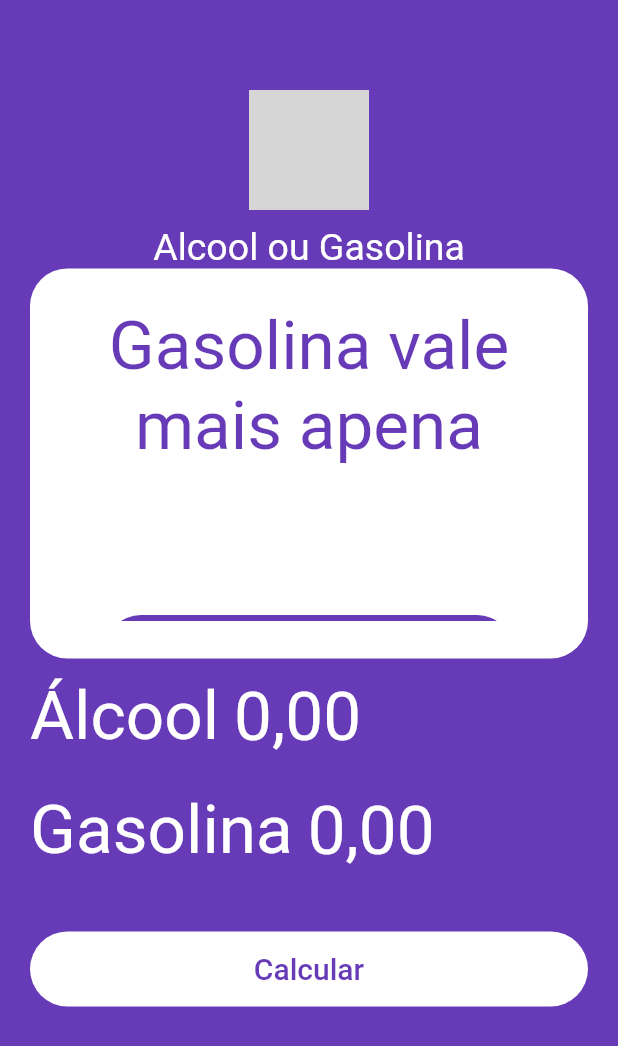
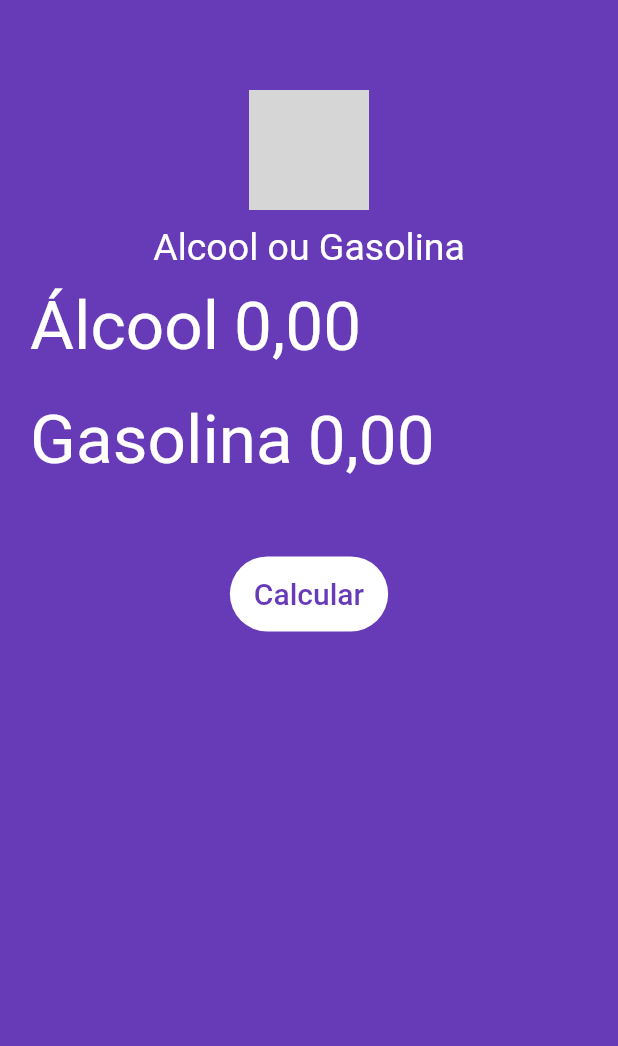
Before and after one commit to AndersonCrook/AOG, a Flutter app: the screen it shows after launch, on a phone screen of 412 x 824 dp. Shown: the top 1046 px of the screen. Run offline on Flutter 3.47's test engine with Material 2 defaults, Android fonts, the phone set to English and light mode, and no system bars; our stand-ins replace flutter_masked_text; Roboto replaces fonts that are missing (Big Shoulders Display); grey boxes are pictures that could not be loaded.

```diff
--- /dev/null
+++ b/lib/Pages/HomePage.dart
@@ -0,0 +1,91 @@
+import 'package:AOG/Widgets/LogoWidget.dart';
+import 'package:AOG/Widgets/PopUpWidget.dart';
+import 'package:AOG/Widgets/SubmiteFormWidget.dart';
+import 'package:flutter/material.dart';
+import 'package:flutter_masked_text/flutter_masked_text.dart';
+
+class HomePage extends StatefulWidget {
+  @override
+  _HomePageState createState() => _HomePageState();
+}
+
+class _HomePageState extends State<HomePage> {
+  Color _color = Colors.deepPurple;
+
+  var _busy = false;
+
+  var _completed = false;
+
+  var _resultText = "Compensa utilizar álcool";
+
+  var _gasCtrl = new MoneyMaskedTextController();
+
+  var _alcCtrl = new MoneyMaskedTextController();
+
+  @override
+  Widget build(BuildContext context) {
+     return Scaffold(
+      backgroundColor: Theme.of(context).primaryColor,
+      body: AnimatedContainer(
+        duration: Duration(
+          milliseconds: 1200,
+        ),
+        color: _color,
+        child: ListView(
+          children: <Widget>[
+            Logo(),
+            _completed
+            ? PopUp(
+                result: _resultText,
+                reset: reset,
+              )
+            : SubmitForm(
+                alcCtrl: _alcCtrl,
+                gasCtrl: _gasCtrl,
+                busy: _busy,
+                submitFunc: calculate,
+              ),
+          ],
+        ),
+      ),
+    );
+  }
+
+  Future calculate() {
+    double alc =
+        double.parse(_alcCtrl.text.replaceAll(new RegExp(r'[,.]'), '')) / 100;
+    double gas =
+        double.parse(_gasCtrl.text.replaceAll(new RegExp(r'[,.]'), '')) / 100;
+    double res = alc / gas;
+
+    setState(() {
+      _color = Colors.deepPurpleAccent;
+      _completed = false;
+      _busy = true;
+    });
+
+    return new Future.delayed(
+      const Duration(seconds: 1),() => {
+        setState(() {
+          if (res >= 0.7) {
+            _resultText = "Compensa Gasolina!";
+          } else {
+            _resultText = "Compensa Álcool!";
+          }
+          _busy = false;
+          _completed = true;
+        })
+      }
+    );
+  }
+
+  reset() {
+    setState(() {
+      _color = Colors.deepPurple;
+      _alcCtrl = new MoneyMaskedTextController();
+      _gasCtrl = new MoneyMaskedTextController();
+      _completed = false;
+      _busy = false;
+    });
+  }
+}
--- /dev/null
+++ b/lib/Widgets/ButtonWidget.dart
@@ -0,0 +1,51 @@
+import 'package:flutter/Material.dart';
+
+class ButtonWidget extends StatelessWidget {
+
+  var busy = false;
+  var invert = false;
+  Function func;
+  var text = "";
+
+  ButtonWidget({
+    @required this.busy,
+    @required this.invert,
+    @required this.func,
+    @required this.text,
+  });
+
+  @override
+  Widget build(BuildContext context) {
+    return busy
+    ? Container(
+        alignment: Alignment.center,
+        height: 50,
+        child: CircularProgressIndicator(
+          backgroundColor: Colors.white
+        ),
+      )
+    :
+    Container(
+      height: 50,
+      margin: new EdgeInsets.symmetric(
+        horizontal: 30.0,
+        vertical: 40.0
+      ),
+      decoration: BoxDecoration(
+        color:invert ? Theme.of(context).primaryColor : Colors.white,
+        borderRadius: BorderRadius.circular(25)
+      ),
+      child: FlatButton(
+        onPressed: func,
+        child: Text(
+          text,
+          style: TextStyle(
+            color:invert ? Colors.white : Theme.of(context).primaryColor,
+            fontSize: 20
+          ),
+        )
+        //onPressed: func,
+      ),
+    );
+  }
+}
--- a/lib/Widgets/InputWidget.dart
+++ b/lib/Widgets/InputWidget.dart
@@ -3,11 +3,11 @@ import 'package:flutter/material.dart';
 import 'package:flutter_masked_text/flutter_masked_text.dart';
 
 class Input extends StatelessWidget {
-  var crtl = new MoneyMaskedTextController();
+  var ctrl = new MoneyMaskedTextController();
   var label = "";
-
   Input({
-    @required this.label
+    @required this.label,
+    @required this.ctrl
   });
 
   @override
@@ -29,7 +29,7 @@ class Input extends StatelessWidget {
           Expanded(
             child:TextFormField(
               keyboardType: TextInputType.number,
-              controller: crtl,
+              controller: ctrl,
               style: TextStyle(
                 color: Colors.white,
                 fontSize: 45,
--- a/lib/Widgets/PopUpWidget.dart
+++ b/lib/Widgets/PopUpWidget.dart
@@ -1,19 +1,30 @@
 import 'package:flutter/Material.dart';
+import 'ButtonWidget.dart';
 
 class PopUp extends StatelessWidget {
+
+  Function reset;
+  var result = "";
+
+  PopUp({
+    @required this.result,
+    @required this.reset,
+  });
+
   @override
   Widget build(BuildContext context) {
     return Container(
       padding:new EdgeInsets.symmetric(vertical: 25.0) ,
       margin: new EdgeInsets.symmetric(horizontal: 20.0),
-      height: 260,
+      height: 210,
       decoration: BoxDecoration(
-        color: Colors.white,
+        color: Colors.white.withOpacity(0.8),
         borderRadius: BorderRadius.circular(25)
       ),
-      child: ListView(children: <Widget>[
+      child: ListView(
+        children: <Widget>[
           Text(
-          "Gasolina vale mais apena",
+            result,
             textAlign: TextAlign.center,
             style: TextStyle(
 
@@ -22,27 +33,9 @@ class PopUp extends StatelessWidget {
               fontFamily: "Big Shoulders Display"
             ),
           ),
-        Container(
-          margin: new EdgeInsets.symmetric(
-            horizontal: 50.0,
-            vertical: 100.0
+          ButtonWidget(busy: false, invert: true ,func: reset, text: "Calcular Novamente",)
+        ],
       ),
-          decoration: BoxDecoration(
-            color: Theme.of(context).primaryColor,
-            borderRadius: BorderRadius.circular(25)
-          ),
-          child: FlatButton(
-            child: Text(
-              "Calcular Novamente",
-              style: TextStyle(
-                color: Colors.white,
-                fontSize: 20
-              ),
-            )
-          ),
-        ),
-
-      ],),
     );
   }
 }
--- /dev/null
+++ b/lib/Widgets/SubmiteFormWidget.dart
@@ -0,0 +1,38 @@
+import 'package:flutter/material.dart';
+import 'package:flutter_masked_text/flutter_masked_text.dart';
+
+import 'ButtonWidget.dart';
+import 'InputWidget.dart';
+
+class SubmitForm extends StatelessWidget {
+  var gasCtrl = new MoneyMaskedTextController();
+  var alcCtrl = new MoneyMaskedTextController();
+  var busy = false;
+  Function submitFunc;
+
+  SubmitForm({
+    @required this.gasCtrl,
+    @required this.alcCtrl,
+    @required this.busy,
+    @required this.submitFunc,
+  });
+
+  @override
+  Widget build(BuildContext context) {
+    return Container(
+      child: Column(
+        children: <Widget>[
+          Input(
+            label: "Álcool",
+             ctrl: alcCtrl
+          ),
+          Input(
+            label: "Gasolina",
+            ctrl: gasCtrl
+          ),
+          ButtonWidget(busy: busy, invert: false , func: submitFunc, text: "Calcular")
+        ],
+      ),
+    );
+  }
+}
--- a/lib/main.dart
+++ b/lib/main.dart
@@ -1,7 +1,5 @@
-import 'package:AOG/Widgets/PopUpWidget.dart';
 import 'package:flutter/material.dart';
-import 'Widgets/InputWidget.dart';
-import 'Widgets/LogoWidget.dart';
+import 'Pages/HomePage.dart';
 
 void main() => runApp(AOG());
 
@@ -18,41 +16,3 @@ class AOG extends StatelessWidget {
     );
   }
 }
-
-class HomePage extends StatelessWidget {
-  @override
-  Widget build(BuildContext context) {
-    return Scaffold(
-      backgroundColor: Theme.of(context).primaryColor,
-      body: ListView(
-        children: <Widget>[
-          Logo(),
-          PopUp(),
-          Input(label: "Álcool"),
-          Input(label: "Gasolina"),
-          Container(
-            height: 50,
-            margin: new EdgeInsets.symmetric(
-              horizontal: 20.0,
-              vertical: 30.0
-            ),
-            decoration: BoxDecoration(
-              color: Colors.white,
-              borderRadius: BorderRadius.circular(25)
-            ),
-            child: FlatButton(child: Text(
-              "Calcular",
-              style: TextStyle(
-                color: Theme.of(context).primaryColor,
-                fontSize: 20
-              ),
-            )),
-          )
-        ],
-      ),
-    );
-  }
-}
-
-class Label {
-}
```
Lines whose indentation alone changed are shown as unchanged.
